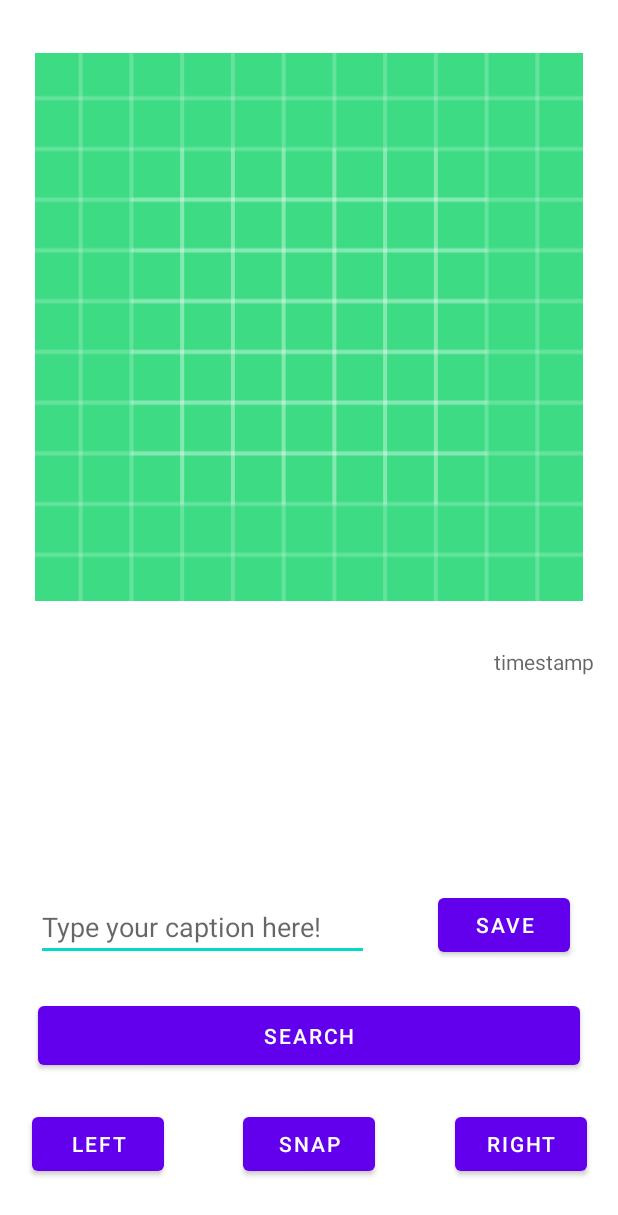
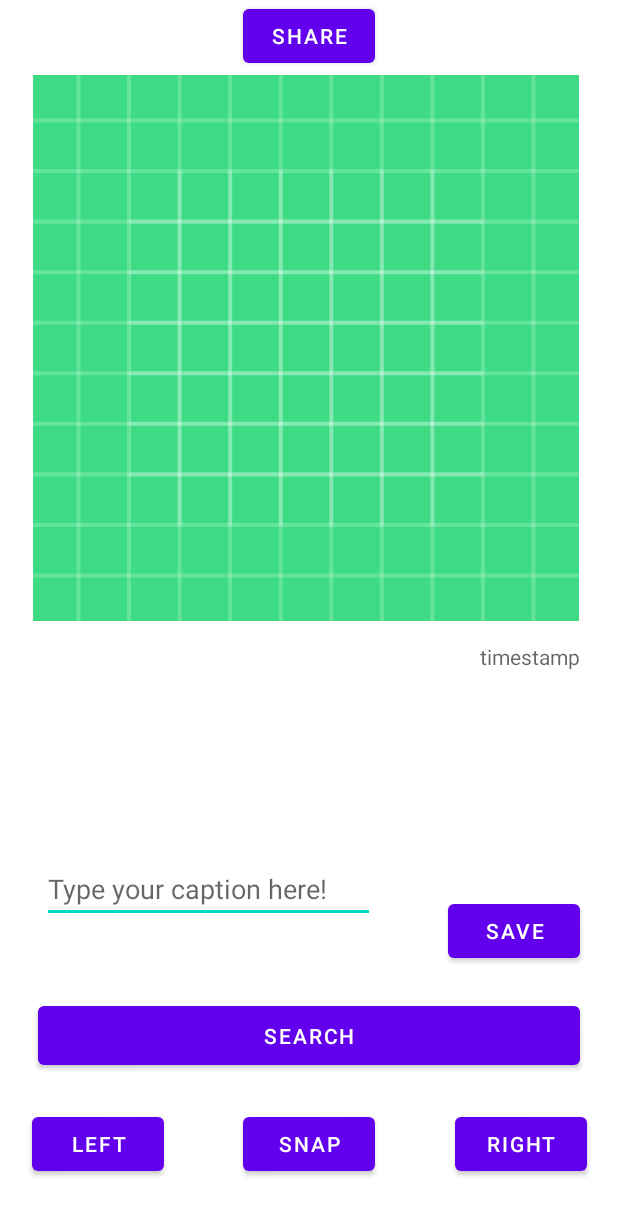
Before and after one commit to SimonYang99/GalleryApp7082, an Android app: the layout activity_main.xml on its own in the app's theme, with its tools: preview values and no code run, on a phone screen of 412 x 824 dp. Shown: the top 1215 px of the screen. Run offline under Robolectric (Android 15) with nearby library versions, the phone set to English and light mode, and no system bars.

Commit message:
Sharing the current image to other applications has been completed.

```diff
--- a/app/src/main/AndroidManifest.xml
+++ b/app/src/main/AndroidManifest.xml
@@ -27,6 +27,14 @@
                 <action android:name="android.intent.action.MAIN" />
 
                 <category android:name="android.intent.category.LAUNCHER" />
+                <action
+                    android:name="android.intent.action.PICK"/>
+                <category
+                    android:name="android.intent.category.DEFAULT"/>
+                <category
+                    android:name="android.intent.category.OPENABLE"/>
+                <data android:mimeType="text/plain"/>
+                <data android:mimeType="image/*"/>
             </intent-filter>
         </activity>
         <provider
--- a/app/src/main/java/com/example/galleryapp7082/MainActivity.java
+++ b/app/src/main/java/com/example/galleryapp7082/MainActivity.java
@@ -50,7 +50,7 @@ public class MainActivity extends AppCompatActivity {
     private SharedPreferences sharedPref;
     private SharedPreferences.Editor editor;
     private LocalDate time;
-    String currTime = null ;
+    String currTime = null;
     public static final int NEW_WORD_ACTIVITY_REQUEST_CODE = 1;
     public static final int NEW_TIME_ACTIVITY_REQUEST_CODE = 3;
 
@@ -70,10 +70,20 @@ public class MainActivity extends AppCompatActivity {
 
         if (ContextCompat.checkSelfPermission(this, Manifest.permission.READ_EXTERNAL_STORAGE) != PackageManager.PERMISSION_GRANTED) {
             ActivityCompat.requestPermissions(this, new String[]{Manifest.permission.READ_EXTERNAL_STORAGE}, MY_READ_PERMISSION_CODE);
-        }else{
+        } else {
             getFiles();
         }
     }
+
+    public void onShare(View view) {
+        Intent sharingIntent = new Intent(Intent.ACTION_SEND);
+        Uri uri = FileProvider.getUriForFile(this,
+                "com.example.android.fileprovider", files.get(currentImageIndex));
+        sharingIntent.setType("image/*");
+        sharingIntent.putExtra(Intent.EXTRA_STREAM, uri);
+        startActivity(Intent.createChooser(sharingIntent, "Share image using"));
+    }
+
     @Override
     public void onRequestPermissionsResult(int requestCode, @NonNull String[] permissions,
                                            @NonNull int[] grantResults) {
@@ -96,22 +106,24 @@ public class MainActivity extends AppCompatActivity {
         }
         // END_INCLUDE(onRequestPermissionsResult)
     }
-    private void setImageView(int next){
-        if(currentImageIndex + next < files.size() && currentImageIndex + next >= 0){
-            if(files.size() > 0){
+
+    private void setImageView(int next) {
+        if (currentImageIndex + next < files.size() && currentImageIndex + next >= 0) {
+            if (files.size() > 0) {
 //                Log.d("yo", "currentImage: "+ currentImageIndex);
                 currentImageIndex += next;
                 setCaptionView();
                 Bitmap myBitmap = BitmapFactory.decodeFile(files.get(currentImageIndex).getAbsolutePath());
                 imageView.setImageBitmap(myBitmap);
 //                Log.d("yo", "currentImage: "+ currentImageIndex);
-            } else{
+            } else {
                 imageView.setImageBitmap(null);
             }
 
         }
     }
-    public ArrayList<File> getFiles(){
+
+    public ArrayList<File> getFiles() {
         File[] filesArray;
         String path = getExternalFilesDir(Environment.DIRECTORY_PICTURES).getPath();
         files.clear();
@@ -120,14 +132,14 @@ public class MainActivity extends AppCompatActivity {
         File imgFile = new File(path);
         filesArray = imgFile.listFiles();
 
-        if(imgFile.exists()){
-            for (int i = filesArray.length-1; i >= 0; i--){
-                if(filesArray[i].getName().endsWith(".png") || filesArray[i].getName().endsWith(".jpg")){
+        if (imgFile.exists()) {
+            for (int i = filesArray.length - 1; i >= 0; i--) {
+                if (filesArray[i].getName().endsWith(".png") || filesArray[i].getName().endsWith(".jpg")) {
                     files.add(filesArray[i]);
                     Log.d("yo", "FileName:" + filesArray[i].getName());
                 }
             }
-            if(filesArray.length > 0 && currTime != null) {
+            if (filesArray.length > 0 && currTime != null) {
                 editor.putString(files.get(currentImageIndex).getName() + 1, currTime);
                 editor.apply();
             }
@@ -137,13 +149,15 @@ public class MainActivity extends AppCompatActivity {
         setImageView(0);
         return files;
     }
-    public void setCaptionView(){
+
+    public void setCaptionView() {
 //        Log.d("yo", "ran");
         textView.setText(sharedPref.getString(files.get(currentImageIndex).getName(), null));
         timestamp.setText(sharedPref.getString(files.get(currentImageIndex).getName() + 1, null));
 
     }
-    public ArrayList<File> getFiles(String filter){
+
+    public ArrayList<File> getFiles(String filter) {
         File[] filesArray;
         String path = getExternalFilesDir(Environment.DIRECTORY_PICTURES).getPath();
 
@@ -154,16 +168,16 @@ public class MainActivity extends AppCompatActivity {
         filesArray = imgFile.listFiles();
 
 
-        if(imgFile.exists()){
-            for (int i = filesArray.length-1; i >= 0; i--){
-                if(filesArray[i].getName().endsWith(".png") || filesArray[i].getName().endsWith(".jpg")){
-                    if(filesArray[i].getName().contains(filter)){
+        if (imgFile.exists()) {
+            for (int i = filesArray.length - 1; i >= 0; i--) {
+                if (filesArray[i].getName().endsWith(".png") || filesArray[i].getName().endsWith(".jpg")) {
+                    if (filesArray[i].getName().contains(filter)) {
                         files.add(filesArray[i]);
                         Log.d("yo", "FileName:" + filesArray[i].getName());
                     }
                 }
             }
-            if(filesArray.length > 0 && currTime != null) {
+            if (filesArray.length > 0 && currTime != null) {
                 editor.putString(files.get(currentImageIndex).getName() + 1, currTime);
                 editor.apply();
             }
@@ -174,7 +188,7 @@ public class MainActivity extends AppCompatActivity {
         return files;
     }
 
-    public ArrayList<File> getFiles(String beforeTime, String afterTime){
+    public ArrayList<File> getFiles(String beforeTime, String afterTime) {
         File[] filesArray;
         String path = getExternalFilesDir(Environment.DIRECTORY_PICTURES).getPath();
 
@@ -185,16 +199,16 @@ public class MainActivity extends AppCompatActivity {
         filesArray = imgFile.listFiles();
 
 
-        if(imgFile.exists()){
-            for (int i = filesArray.length-1; i >= 0; i--){
-                if(filesArray[i].getName().endsWith(".png") || filesArray[i].getName().endsWith(".jpg")){
-                    if(filesArray[i].getName().contains(beforeTime)){
+        if (imgFile.exists()) {
+            for (int i = filesArray.length - 1; i >= 0; i--) {
+                if (filesArray[i].getName().endsWith(".png") || filesArray[i].getName().endsWith(".jpg")) {
+                    if (filesArray[i].getName().contains(beforeTime)) {
                         files.add(filesArray[i]);
                         Log.d("yo", "FileName:" + filesArray[i].getName());
                     }
                 }
             }
-            if(filesArray.length > 0 && currTime != null) {
+            if (filesArray.length > 0 && currTime != null) {
                 editor.putString(files.get(currentImageIndex).getName() + 1, currTime);
                 editor.apply();
             }
@@ -204,6 +218,7 @@ public class MainActivity extends AppCompatActivity {
         setImageView(0);
         return files;
     }
+
     public void leftClicked(View view) {
         setImageView(-1);
     }
@@ -213,7 +228,7 @@ public class MainActivity extends AppCompatActivity {
     }
 
     public void searchButton(View view) {
-        Intent intent = new Intent(this, SearchGalleryActivity.class );
+        Intent intent = new Intent(this, SearchGalleryActivity.class);
         startActivityForResult(intent, NEW_WORD_ACTIVITY_REQUEST_CODE);
     }
 
@@ -272,8 +287,7 @@ public class MainActivity extends AppCompatActivity {
 
             String word = (data.getStringExtra(SearchGalleryActivity.EXTRA_REPLY));
             getFiles(word);
-        }
-        else if (requestCode == REQUEST_IMAGE_CAPTURE && resultCode == RESULT_OK) {
+        } else if (requestCode == REQUEST_IMAGE_CAPTURE && resultCode == RESULT_OK) {
 //            Bundle extras = data.getExtras();
 //            Bitmap imageBitmap = (Bitmap) extras.get("data");
 //            imageView.setImageBitmap(imageBitmap);
--- a/app/src/main/res/layout/activity_main.xml
+++ b/app/src/main/res/layout/activity_main.xml
@@ -6,6 +6,19 @@
     android:layout_width="match_parent"
     android:layout_height="match_parent"
     tools:context=".MainActivity">
+
+    <Button
+        android:id="@+id/Share"
+        android:layout_width="wrap_content"
+        android:layout_height="wrap_content"
+        android:text="@string/share_button"
+        android:onClick="onShare"
+        app:layout_constraintBottom_toTopOf="@+id/imageView"
+        app:layout_constraintEnd_toEndOf="parent"
+        app:layout_constraintHorizontal_bias="0.501"
+        app:layout_constraintStart_toStartOf="parent"
+        app:layout_constraintTop_toTopOf="parent"
+        app:layout_constraintVertical_bias="0.0" />
 
     <Button
         android:id="@+id/snapButton"
@@ -61,11 +74,11 @@
 
     <ImageView
         android:id="@+id/imageView"
-        android:layout_width="365dp"
-        android:layout_height="403dp"
-        android:layout_marginTop="16dp"
+        android:layout_width="364dp"
+        android:layout_height="368dp"
+        android:layout_marginTop="48dp"
         app:layout_constraintEnd_toEndOf="parent"
-        app:layout_constraintHorizontal_bias="0.495"
+        app:layout_constraintHorizontal_bias="0.461"
         app:layout_constraintStart_toStartOf="parent"
         app:layout_constraintTop_toTopOf="parent"
         app:srcCompat="@drawable/ic_launcher_background"
@@ -75,8 +88,8 @@
         android:id="@+id/textView"
         android:layout_width="wrap_content"
         android:layout_height="wrap_content"
-        android:layout_marginStart="32dp"
-        android:layout_marginLeft="32dp"
+        android:layout_marginStart="28dp"
+        android:layout_marginLeft="28dp"
         android:layout_marginTop="12dp"
         android:hint=""
         app:layout_constraintStart_toStartOf="parent"
@@ -90,7 +103,7 @@
         android:hint="timestamp"
         app:layout_constraintBottom_toTopOf="@+id/captionButton"
         app:layout_constraintEnd_toEndOf="parent"
-        app:layout_constraintHorizontal_bias="0.953"
+        app:layout_constraintHorizontal_bias="0.927"
         app:layout_constraintStart_toStartOf="parent"
         app:layout_constraintTop_toBottomOf="@+id/imageView"
         app:layout_constraintVertical_bias="0.0" />
@@ -99,26 +112,26 @@
         android:id="@+id/editCaption"
         android:layout_width="222dp"
         android:layout_height="45dp"
-        android:layout_marginStart="24dp"
-        android:layout_marginLeft="24dp"
-        android:layout_marginBottom="24dp"
+        android:layout_marginStart="28dp"
+        android:layout_marginLeft="28dp"
         android:ems="10"
+        android:hint="@string/captionText"
         android:inputType="textPersonName"
-        android:hint="@string/captionText"
         app:layout_constraintBottom_toTopOf="@+id/searchButton"
-        app:layout_constraintStart_toStartOf="parent" />
+        app:layout_constraintStart_toStartOf="parent"
+        app:layout_constraintTop_toBottomOf="@+id/textView"
+        app:layout_constraintVertical_bias="0.712" />
 
     <Button
         android:id="@+id/captionButton"
         android:layout_width="wrap_content"
         android:layout_height="wrap_content"
-        android:layout_marginEnd="32dp"
-        android:layout_marginRight="32dp"
-        android:layout_marginBottom="24dp"
+        android:layout_marginBottom="20dp"
         android:onClick="saveCaption"
         android:text="save"
         app:layout_constraintBottom_toTopOf="@+id/searchButton"
         app:layout_constraintEnd_toEndOf="parent"
-        app:layout_constraintHorizontal_bias="0.545" />
+        app:layout_constraintHorizontal_bias="0.657"
+        app:layout_constraintStart_toEndOf="@+id/editCaption" />
 
 </androidx.constraintlayout.widget.ConstraintLayout>
--- a/app/src/main/res/values/strings.xml
+++ b/app/src/main/res/values/strings.xml
@@ -3,6 +3,7 @@
     <string name="left_button">Left</string>
     <string name="right_button">Right</string>
     <string name="snap_button">Snap</string>
+    <string name="share_button">Share</string>
     <string name="captionText">Type your caption here!</string>
     <string name="search_button">Search</string>
     <string name="startDate">Start Date</string>
```
